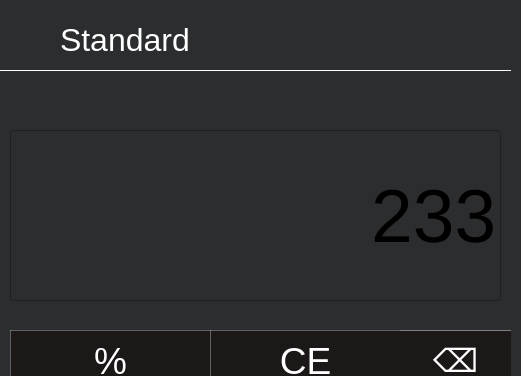
The window that standard.ui (Calinix-Team/calculator) describes before a commit, drawn with Qt 5; both pictures show x 0 to 521 and y 0 to 376 of the 521 by 792 pixel window.
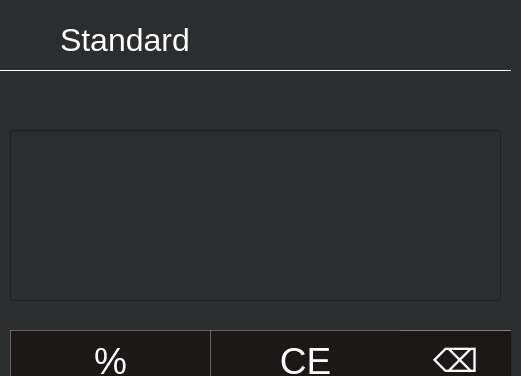
The same window after the commit. Icons and pictures are not drawn.

Commit message: Added basic operations

Diff of the .ui file:
```diff
--- a/standard.ui
+++ b/standard.ui
@@ -781,7 +781,7 @@
     </font>
    </property>
    <property name="text">
-    <string>233</string>
+    <string></string>
    </property>
    <property name="alignment">
     <set>Qt::AlignRight|Qt::AlignTrailing|Qt::AlignVCenter</set>
```
Left out of the diff: 2 changed lines with no effect on the pictures. The commit also changes 1 other file.
